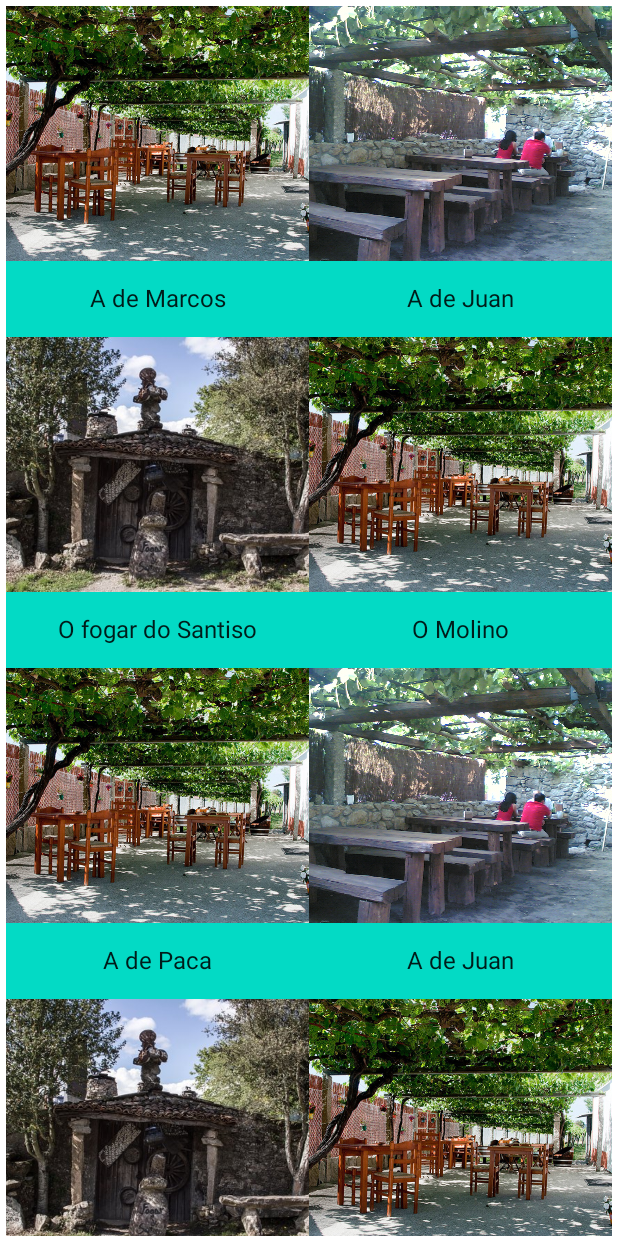
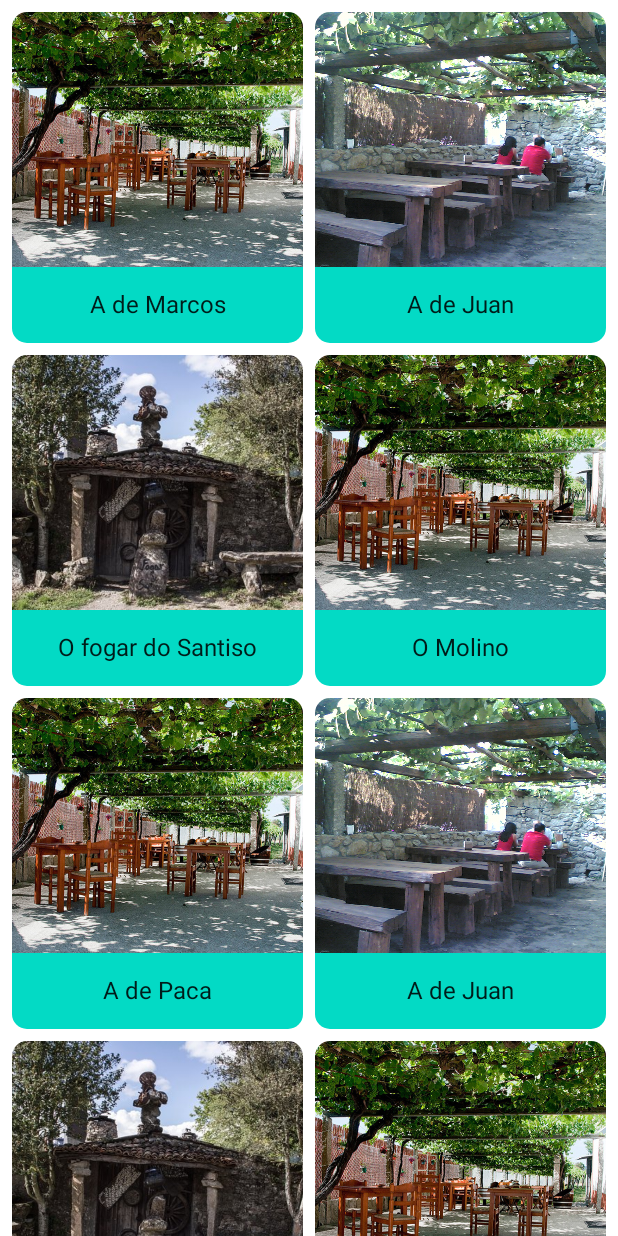
Before and after one commit to HPosedev/FuranchoRiasBaixas, an Android app built with Jetpack Compose: the screen it shows after launch (MainActivity), on a phone screen of 412 x 824 dp. Run offline under Robolectric (Android 15) with nearby library versions, the phone set to English and light mode, and no system bars.

Commit message:
updated design

```diff
--- a/app/src/main/java/com/hposedev/myapplication/MainActivity.kt
+++ b/app/src/main/java/com/hposedev/myapplication/MainActivity.kt
@@ -67,7 +67,8 @@ fun FuranchoList(){
 
 @Composable
 fun FuranchoItem(item:Furancho) {
-    Column(){
+    Column(modifier = Modifier.padding(4.dp)
+        .clip(RoundedCornerShape(10.dp))){
         Box(
             modifier = Modifier
                 .height(170.dp)
```
